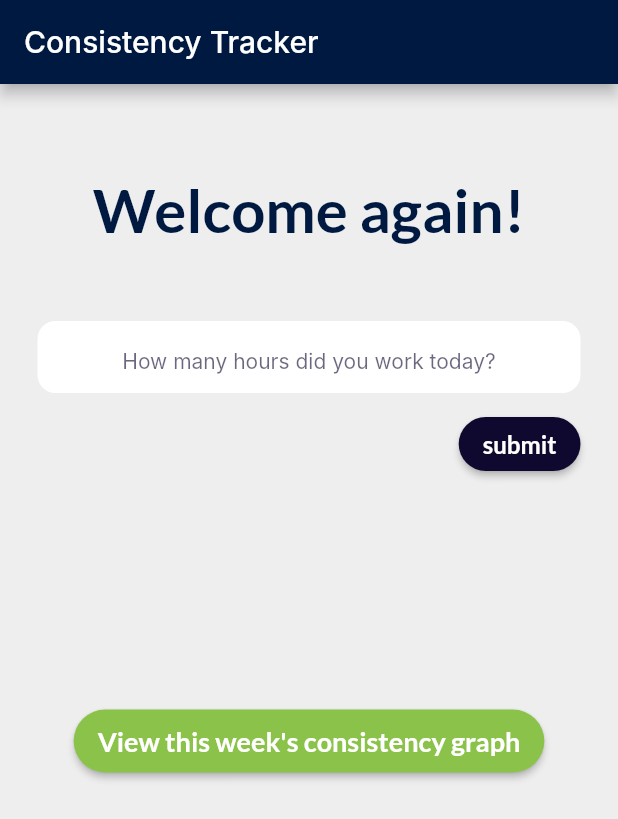
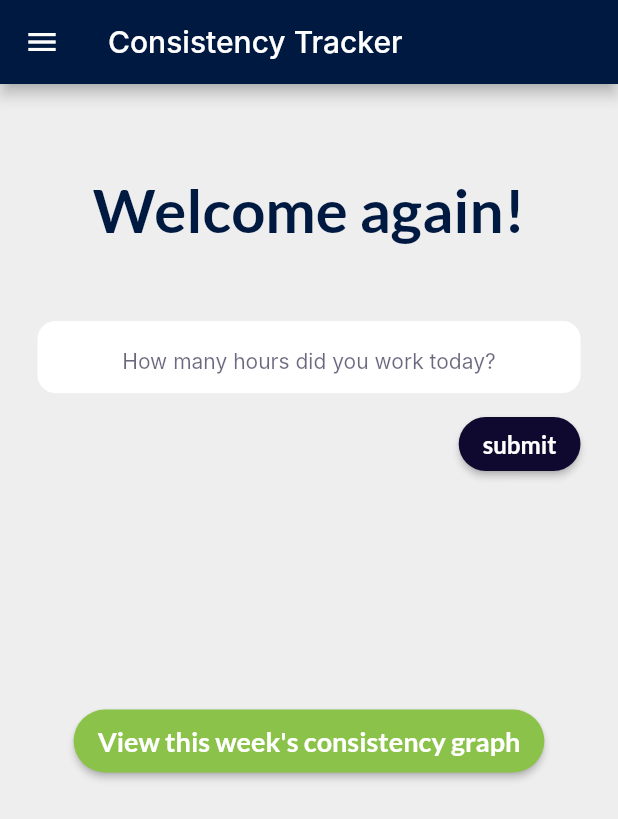
Before and after one commit to shrutikahilale/Consistency-Tracker-App, a Flutter app: the screen it shows after launch, on a phone screen of 412 x 824 dp. Shown: the top 819 px of the screen. Run offline on Flutter 3.47's test engine with Material 2 defaults, Android fonts, the phone set to English and light mode, and no system bars; our stand-ins replace cloud_firestore, firebase_core, fl_chart, flutter_spinkit, google_fonts; accounts and stored records are empty; Roboto replaces fonts that are missing (Inter).

Commit message:
Update home.dart

```diff
--- a/lib/home.dart
+++ b/lib/home.dart
@@ -16,6 +16,7 @@ class Home extends StatelessWidget {
       appBar: AppBar(
         title: const Text('Consistency Tracker'),
       ),
+      drawer: Icon(Icons.menu),
       backgroundColor: Colors.grey[200],
       body: Padding(
         padding: const EdgeInsets.symmetric(
```
